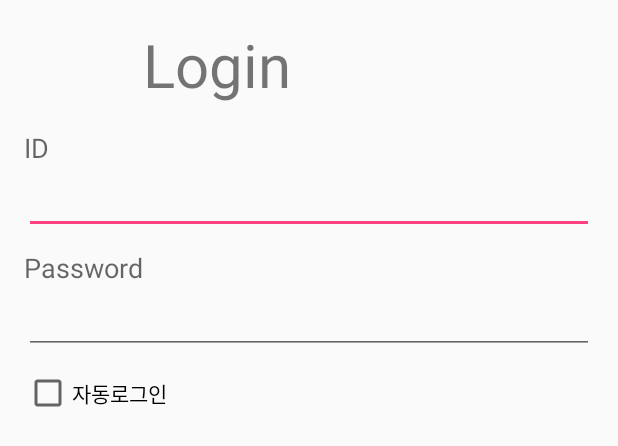
After one commit to pjh6818/MaLID, an Android app: the layout dialog_login.xml on its own in the app's theme, with its tools: preview values and no code run, on a phone screen of 412 x 824 dp. The commit adds this screen. Shown: the top 446 px of the screen. Run offline under Robolectric (Android 15) with nearby library versions, the phone set to English and light mode, and no system bars.

Commit message:
로그인 기능추가
nodejs 서버에서 DB연동하여 로그인하는 기능 추가
(예제 서버파일 login.js
DB : MALID
TABLE 명 : login)

```diff
--- /dev/null
+++ b/MALID/Data-Collector/app/src/main/res/layout/dialog_login.xml
@@ -0,0 +1,71 @@
+<?xml version="1.0" encoding="utf-8"?>
+<android.support.constraint.ConstraintLayout
+    xmlns:android="http://schemas.android.com/apk/res/android" android:layout_width="match_parent"
+    android:layout_height="match_parent">
+
+    <RelativeLayout xmlns:android="http://schemas.android.com/apk/res/android"
+        android:layout_width="fill_parent"
+        android:layout_height="fill_parent"
+        android:orientation="vertical"
+        android:paddingLeft="16dp"
+        android:paddingRight="16dp"
+        android:paddingTop="16dp" >
+
+        <TextView
+            android:id="@+id/textviewLogo"
+            android:layout_width="221dp"
+            android:layout_height="54dp"
+            android:layout_centerHorizontal="true"
+            android:layout_marginBottom="16dp"
+            android:textSize="40sp"
+            android:text="Login" />
+
+        <TextView
+            android:id="@+id/textviewEmailAddress"
+            android:layout_width="wrap_content"
+            android:layout_height="wrap_content"
+            android:layout_below="@+id/textviewLogo"
+            android:text="ID"
+            android:textAppearance="?android:attr/textAppearanceMedium" />
+
+        <EditText
+            android:id="@+id/ID_text"
+            android:layout_width="match_parent"
+            android:layout_height="wrap_content"
+            android:layout_below="@+id/textviewEmailAddress"
+            android:layout_marginBottom="10dp"
+            android:ems="10"
+            android:inputType="text">
+
+            <requestFocus />
+        </EditText>
+
+        <TextView
+            android:id="@+id/textviewPassword"
+            android:layout_width="wrap_content"
+            android:layout_height="wrap_content"
+            android:text="Password"
+            android:textAppearance="?android:attr/textAppearanceMedium"
+            android:layout_below="@+id/ID_text" />
+
+        <EditText
+            android:id="@+id/Passwd_text"
+            android:layout_width="match_parent"
+            android:layout_height="wrap_content"
+            android:layout_below="@+id/textviewPassword"
+            android:layout_marginBottom="10dp"
+            android:ems="10"
+            android:inputType="textPassword" />
+
+        <CheckBox
+            android:id="@+id/Auto_login"
+            android:layout_width="wrap_content"
+            android:layout_height="wrap_content"
+            android:layout_alignParentStart="true"
+            android:layout_below="@+id/Passwd_text"
+            android:text="자동로그인" />
+
+    </RelativeLayout>
+
+
+</android.support.constraint.ConstraintLayout>
```
Also changed, not shown: MALID/Data-Collector/app/src/main/java/malid/datacollector/Activities/mainmenu.java (+170 -30 lines), MALID/Data-Collector/app/src/main/res/menu/menu.xml (+10 -2 lines).
